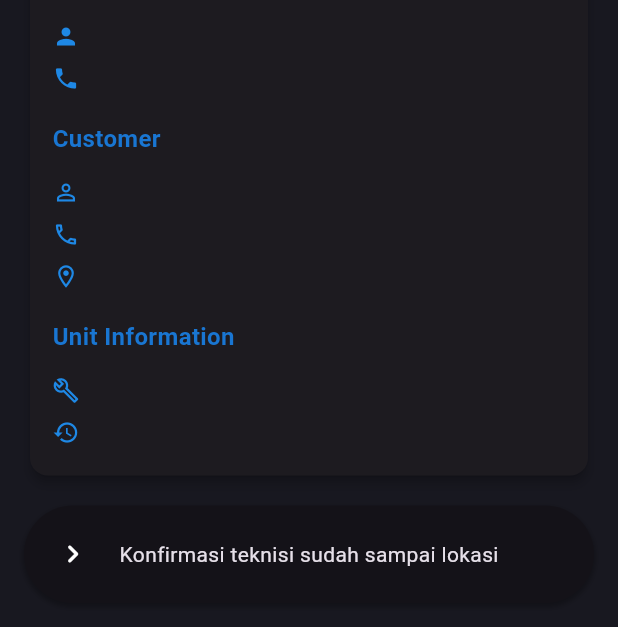
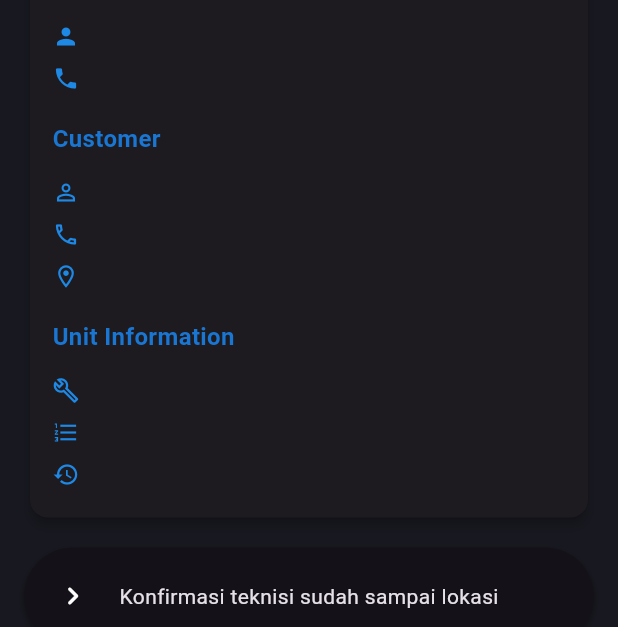
Before and after one commit to sakacyd/indotech_teknisi_app, a Flutter app: the ReportPage screen opened directly with empty values, scrolled down 64 dp, on a phone screen of 412 x 824 dp, the part 609-1236 px from its top. Run offline on Flutter 3.47's test engine with Material 3 defaults, Android fonts, the phone set to English and light mode, and no system bars; drawn by our look-alikes of action_slider, easy_stepper; our stand-ins replace cached_network_image, dotted_border, flutter_bloc, flutter_dotenv, flutter_markdown, fpdart and 5 more; accounts and stored records are empty.

Commit message:
feat: Add unit quantity display to report card and ensure slider reset is safe

```diff
--- a/lib/features/report/presentation/widgets/card/report_card.dart
+++ b/lib/features/report/presentation/widgets/card/report_card.dart
@@ -282,6 +282,25 @@ class ReportCard extends StatelessWidget {
               padding: const EdgeInsets.symmetric(vertical: 4),
               child: Row(
                 children: [
+                  Icon(
+                    Icons.format_list_numbered_outlined,
+                    size: 18,
+                    color: Colors.blue.shade600,
+                  ),
+                  const SizedBox(width: 8),
+                  Expanded(
+                    child: Text(
+                      assignment.unitQuantity,
+                      style: const TextStyle(fontSize: 14, height: 1.4),
+                    ),
+                  ),
+                ],
+              ),
+            ),
+            Padding(
+              padding: const EdgeInsets.symmetric(vertical: 4),
+              child: Row(
+                children: [
                   Icon(Icons.history, size: 18, color: Colors.blue.shade600),
                   const SizedBox(width: 8),
                   Expanded(
--- a/lib/features/report/presentation/widgets/slider/custom_action_slider.dart
+++ b/lib/features/report/presentation/widgets/slider/custom_action_slider.dart
@@ -59,7 +59,9 @@ class _CustomActionSliderState extends State<CustomActionSlider> {
               ctrl.success();
               widget.onSuccess();
               await Future.delayed(const Duration(milliseconds: 500));
-              ctrl.reset();
+              if (mounted) {
+                ctrl.reset();
+              }
             },
             child: Text(widget.text),
           ),
```
